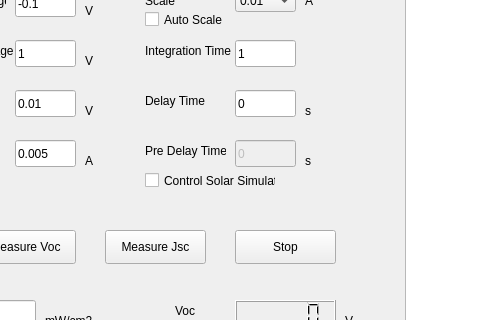
First picture: the form in mainwindow.ui, repository ilario/PyPV, before the edit; both pictures show x 125 to 605 and y 150 to 470 of the 1082 by 832 pixel window.
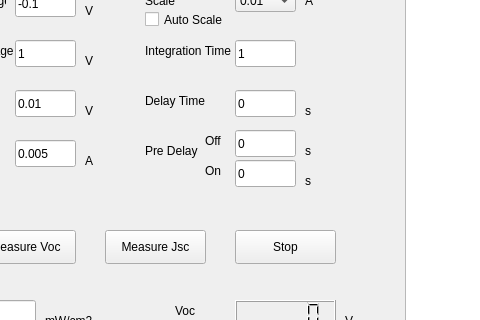
Second picture: the form after the edit.

Commit message: Added Solar Simulator control

The edit to the form file:
```diff
--- a/mainwindow.ui
+++ b/mainwindow.ui
@@ -1805,7 +1805,7 @@
     <property name="geometry">
      <rect>
       <x>430</x>
-      <y>300</y>
+      <y>290</y>
       <width>31</width>
       <height>21</height>
      </rect>
@@ -1819,22 +1819,32 @@
      <rect>
       <x>270</x>
       <y>290</y>
-      <width>81</width>
+      <width>61</width>
       <height>21</height>
      </rect>
     </property>
     <property name="text">
-     <string>Pre Delay Time</string>
+     <string>Pre Delay</string>
     </property>
    </widget>
-   <widget class="QLineEdit" name="preDelayTime_edit">
-    <property name="enabled">
-     <bool>false</bool>
+   <widget class="QLineEdit" name="preDelayOff_edit">
+    <property name="geometry">
+     <rect>
+      <x>360</x>
+      <y>280</y>
+      <width>61</width>
+      <height>27</height>
+     </rect>
     </property>
+    <property name="text">
+     <string>0</string>
+    </property>
+   </widget>
+   <widget class="QLineEdit" name="preDelayOn_edit">
     <property name="geometry">
      <rect>
       <x>360</x>
-      <y>290</y>
+      <y>310</y>
       <width>61</width>
       <height>27</height>
      </rect>
@@ -1843,17 +1853,43 @@
      <string>0</string>
     </property>
    </widget>
-   <widget class="QCheckBox" name="solSim_check">
+   <widget class="QLabel" name="label_34">
     <property name="geometry">
      <rect>
-      <x>270</x>
+      <x>430</x>
       <y>320</y>
-      <width>131</width>
+      <width>31</width>
       <height>21</height>
      </rect>
     </property>
     <property name="text">
-     <string>Control Solar Simulator</string>
+     <string>s</string>
+    </property>
+   </widget>
+   <widget class="QLabel" name="label_33">
+    <property name="geometry">
+     <rect>
+      <x>330</x>
+      <y>280</y>
+      <width>31</width>
+      <height>21</height>
+     </rect>
+    </property>
+    <property name="text">
+     <string>Off</string>
+    </property>
+   </widget>
+   <widget class="QLabel" name="label_37">
+    <property name="geometry">
+     <rect>
+      <x>330</x>
+      <y>310</y>
+      <width>31</width>
+      <height>21</height>
+     </rect>
+    </property>
+    <property name="text">
+     <string>On</string>
     </property>
    </widget>
    <zorder>label_6</zorder>
```
Left out of the diff: 8 changed lines with no effect on the pictures. The commit also changes 2 other files.
